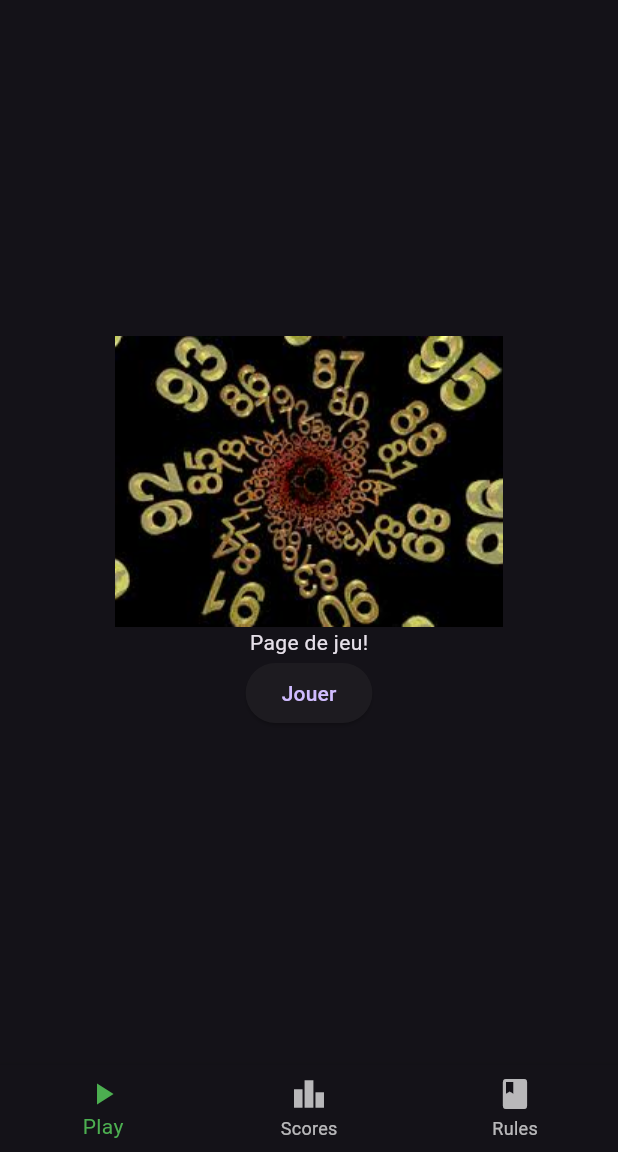
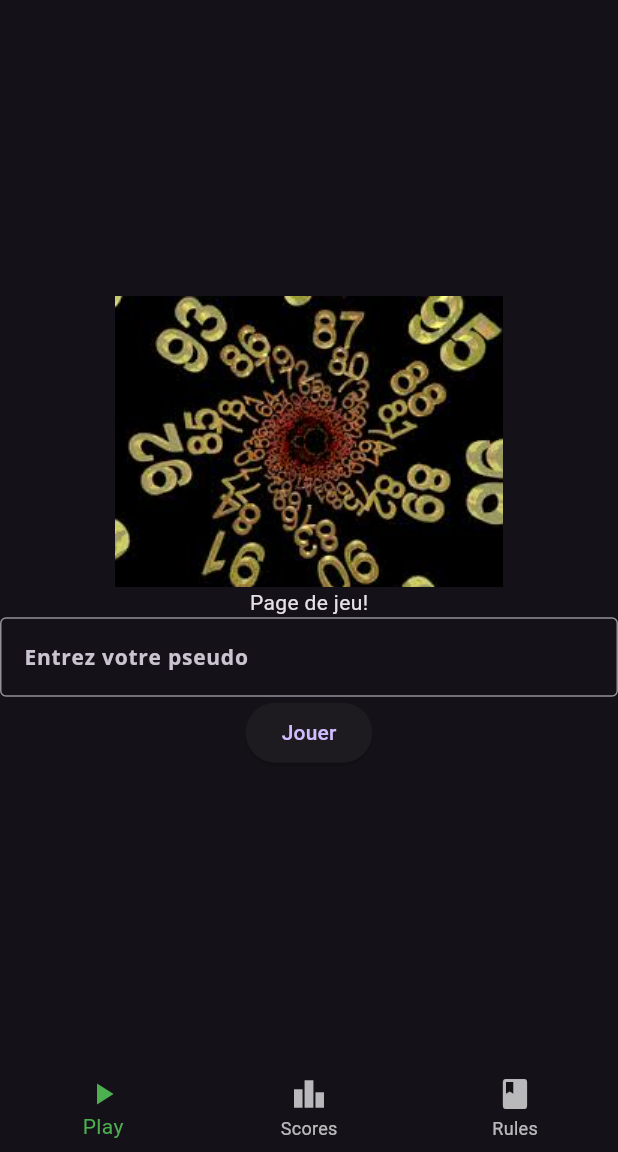
Before and after one commit to Juliette0070/jeu, a Flutter app: the screen it shows after launch, on a phone screen of 412 x 824 dp, the part 84-1236 px from its top. Run offline on Flutter 3.47's test engine with Material 3 defaults, Android fonts, the light colour scheme and no system bars; our stand-ins replace google_fonts.

Commit message:
enregistrement du score au nom entré au début

```diff
--- a/lib/modele/nombre_mystere.dart
+++ b/lib/modele/nombre_mystere.dart
@@ -1,11 +1,13 @@
 import 'dart:math';
 
 class NombreMystere {
+  String pseudo = '';
   int nombreMystere = 0;
   int nbTentativesMaxNiveau = 0;
   int nbEssaisNiveau = 0;
   int niveau = 0;
-  int score = 0;
+  int scoreTotal = 0;
+  List<Map<String, int>> scores = [];
   int tentativeBasse = 0;
   int tentativeHaute = 0;
   static Map<int, List<int>> niveaux = {
@@ -45,8 +47,12 @@ class NombreMystere {
   }
 
   void nextLevel() {
-    score += (nbTentativesMaxNiveau - nbEssaisNiveau) * niveaux[niveau]![0];
+    scoreTotal += (nbTentativesMaxNiveau - nbEssaisNiveau) * niveaux[niveau]![0];
     niveau++;
     initNiveau(niveau);
   }
+
+  void enregistrerScore() {
+    scores.add({pseudo: scoreTotal});
+  }
 }
--- a/lib/pages/game.dart
+++ b/lib/pages/game.dart
@@ -109,6 +109,7 @@ class GameState extends State<Game> {
         widget.nm.nbEssaisNiveau++;
         if (widget.nm.nbEssaisNiveau == widget.nm.nbTentativesMaxNiveau) {
           lastInput = 'Vous avez perdu! Le nombre mystère était ${widget.nm.nombreMystere}';
+          widget.nm.enregistrerScore();
         }
       }
       currentInput = '';
--- a/lib/pages/play.dart
+++ b/lib/pages/play.dart
@@ -13,25 +13,31 @@ class Play extends StatefulWidget {
 
 class _PlayState extends State<Play> {
   static bool isGameScreenVisible = false;
+  late TextEditingController _pseudoController = TextEditingController();
 
   @override
   Widget build(BuildContext context) {
     return isGameScreenVisible
         ? Game(nm: widget.nm)
         : WidgetLancerJeu(
+        pseudoController: _pseudoController,
           onPlayPressed: () {
             setState(() {
+              widget.nm.pseudo = _pseudoController.text.isNotEmpty
+                  ? _pseudoController.text
+                  : 'Anonyme';
               isGameScreenVisible = true;
             });
           },
-    );
+      );
   }
 }
 
 class WidgetLancerJeu extends StatelessWidget {
+  final TextEditingController pseudoController;
   final VoidCallback onPlayPressed;
 
-  const WidgetLancerJeu({Key? key, required this.onPlayPressed})
+  const WidgetLancerJeu({Key? key, required this.pseudoController, required this.onPlayPressed})
       : super(key: key);
 
   @override
@@ -46,6 +52,13 @@ class WidgetLancerJeu extends StatelessWidget {
                 children: <Widget>[
                   Image.asset('assets/images/nombreMystere.jpg'),
                   const Text("Page de jeu!"),
+                  TextField(
+                    controller: pseudoController,
+                    decoration: const InputDecoration(
+                      border: OutlineInputBorder(),
+                      labelText: 'Entrez votre pseudo',
+                    ),
+                  ),
                   ElevatedButton(
                     onPressed: onPlayPressed,
                     child: const Text('Jouer'),
```
